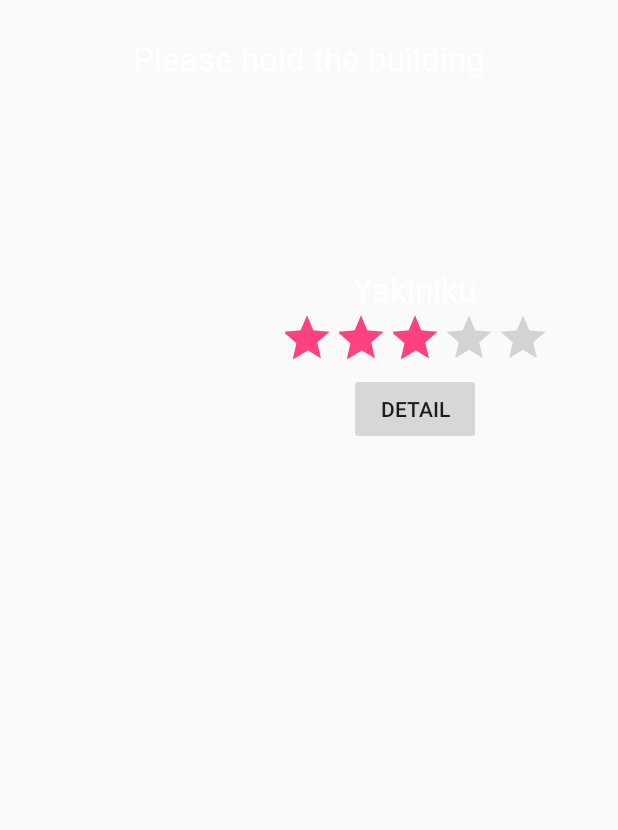
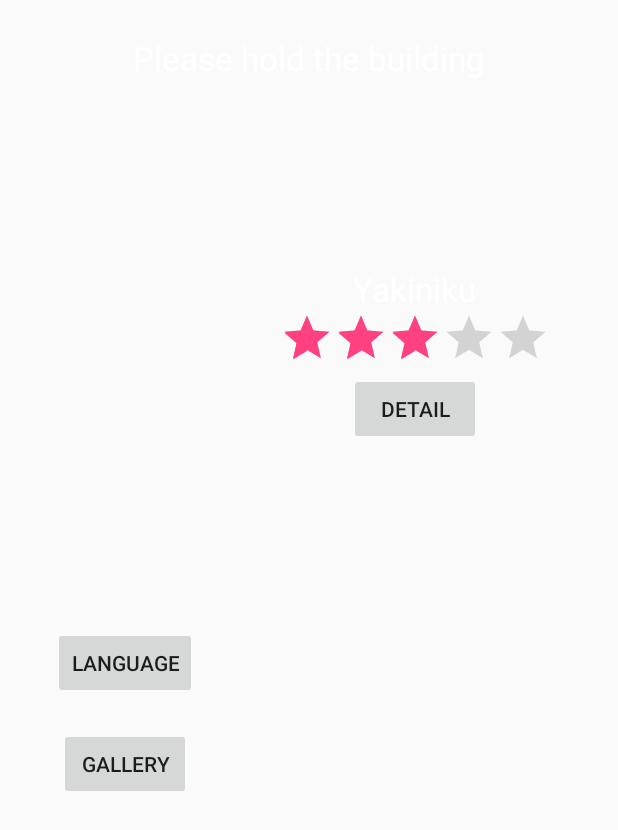
Before and after one commit to Taku24/DocomoHackathonAR, an Android app: the layout activity_show_ar.xml on its own in the app's theme, with its tools: preview values and no code run, on a phone screen of 412 x 824 dp. Shown: the top 830 px of the screen. Run offline under Robolectric (Android 15) with nearby library versions, the phone set to English and light mode, and no system bars.

Commit message:
add changeLangDialog

```diff
--- a/app/src/main/res/layout/activity_show_ar.xml
+++ b/app/src/main/res/layout/activity_show_ar.xml
@@ -52,4 +52,23 @@
 
     </RelativeLayout>
 
+    <Button
+        android:id="@+id/changeLang"
+        android:layout_width="wrap_content"
+        android:layout_height="wrap_content"
+        android:layout_alignParentStart="true"
+        android:layout_below="@+id/shopInfo"
+        android:layout_marginStart="35dp"
+        android:layout_marginTop="90dp"
+        android:text="Language" />
+
+    <Button
+        android:id="@+id/gallery"
+        android:layout_width="wrap_content"
+        android:layout_height="wrap_content"
+        android:layout_below="@+id/changeLang"
+        android:layout_marginStart="39dp"
+        android:layout_marginTop="19dp"
+        android:text="Gallery" />
+
 </RelativeLayout>
--- a/app/src/main/res/values/arrays.xml
+++ b/app/src/main/res/values/arrays.xml
@@ -19,4 +19,10 @@
         <item>2</item>
         <item>5</item>
     </string-array>
+
+    <string-array name="lang">
+        <item>English</item>
+        <item>Chinese</item>
+        <item>Japanese</item>
+    </string-array>
 </resources>
```
Also changed, not shown: app/src/main/java/docomohackathonar/taku/com/docomohackathonar/Fragment/ChangeLangDialog.java (added, +36 -0 lines), app/src/main/java/docomohackathonar/taku/com/docomohackathonar/Screens/ShowARActivity.java (+31 -0 lines), app/src/main/res/layout/fragment_change_lang.xml (added, +43 -0 lines).
